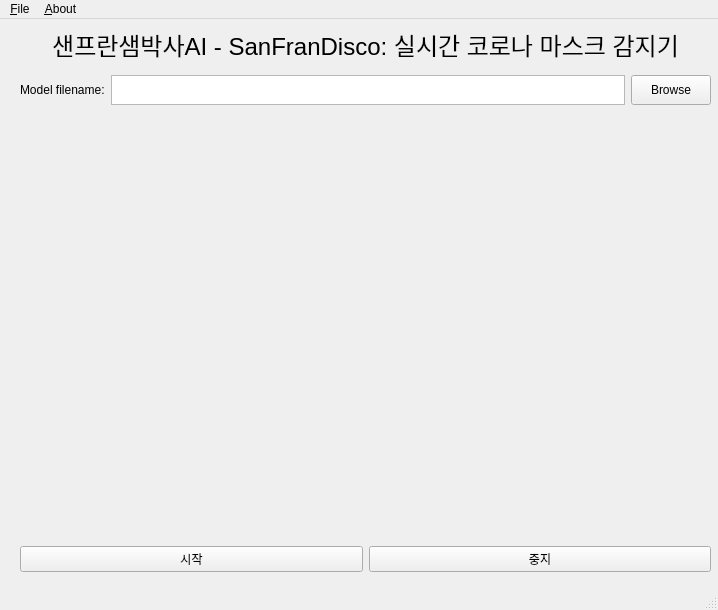
cweyandt/mask-and-fever-detector, file edge/detector/res/ui/MainWindow.ui: the form before one commit.
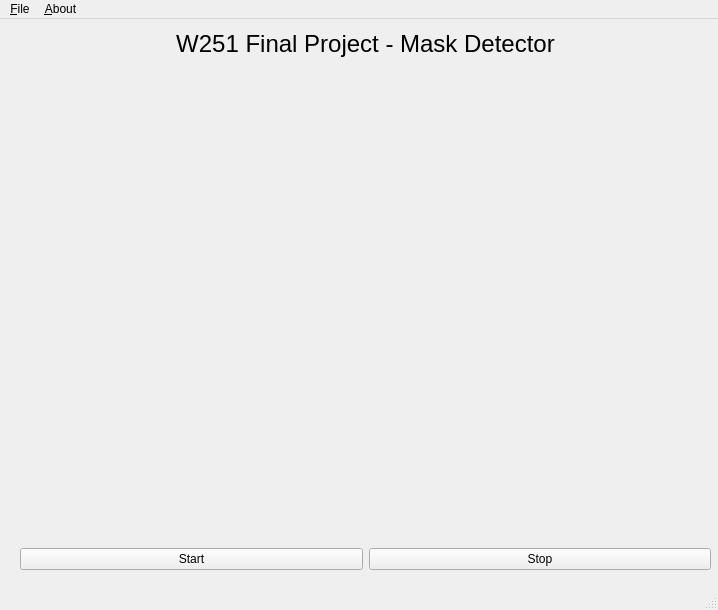
The form after the commit.

Diff of the .ui file:
```diff
--- a/edge/detector/res/ui/MainWindow.ui
+++ b/edge/detector/res/ui/MainWindow.ui
@@ -23,50 +23,7 @@
       <height>42</height>
      </rect>
     </property>
-    <layout class="QHBoxLayout" name="horizontalLayout">
-     <item>
-      <widget class="QLabel" name="label">
-       <property name="maximumSize">
-        <size>
-         <width>16777215</width>
-         <height>30</height>
-        </size>
-       </property>
-       <property name="text">
-        <string>Model filename:</string>
-       </property>
-      </widget>
-     </item>
-     <item>
-      <widget class="QTextEdit" name="textEdit_filename">
-       <property name="sizePolicy">
-        <sizepolicy hsizetype="Expanding" vsizetype="Maximum">
-         <horstretch>0</horstretch>
-         <verstretch>0</verstretch>
-        </sizepolicy>
-       </property>
-       <property name="maximumSize">
-        <size>
-         <width>16777215</width>
-         <height>30</height>
-        </size>
-       </property>
-      </widget>
-     </item>
-     <item>
-      <widget class="QPushButton" name="pushButton_browse">
-       <property name="maximumSize">
-        <size>
-         <width>16777215</width>
-         <height>30</height>
-        </size>
-       </property>
-       <property name="text">
-        <string>Browse</string>
-       </property>
-      </widget>
-     </item>
-    </layout>
+    <layout class="QHBoxLayout" name="horizontalLayout"/>
    </widget>
    <widget class="QWidget" name="horizontalLayoutWidget_2">
     <property name="geometry">
@@ -81,14 +38,14 @@
      <item>
       <widget class="QPushButton" name="pushButton_StartCapture">
        <property name="text">
-        <string>시작</string>
+        <string>Start</string>
        </property>
       </widget>
      </item>
      <item>
       <widget class="QPushButton" name="pushButton_StopCapture">
        <property name="text">
-        <string>중지</string>
+        <string>Stop</string>
        </property>
       </widget>
      </item>
@@ -98,7 +55,7 @@
     <property name="geometry">
      <rect>
       <x>20</x>
-      <y>90</y>
+      <y>70</y>
       <width>691</width>
       <height>431</height>
      </rect>
@@ -148,7 +105,7 @@
         </font>
        </property>
        <property name="text">
-        <string>샌프란샘박사AI - SanFranDisco: 실시간 코로나 마스크 감지기</string>
+        <string>W251 Final Project - Mask Detector</string>
        </property>
        <property name="alignment">
         <set>Qt::AlignCenter</set>
```
